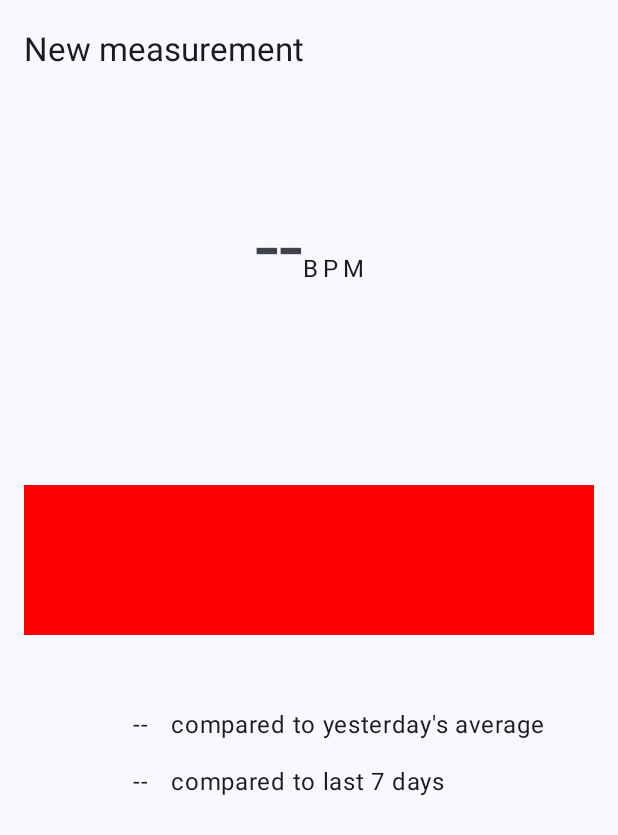
After one commit to Maxr1998/pHeart, an Android app: the MeasureResultsActivity screen opened directly, with no data from a screen before it, on a phone screen of 412 x 824 dp. The commit adds this screen. Shown: the top 835 px of the screen. Run offline under Robolectric (Android 15) with nearby library versions, the phone set to English and light mode, and no system bars.

Commit message:
WIP MeasureResultsActivity

```diff
--- a/app/src/main/kotlin/edu/uaux/pheart/database/Measurement.kt
+++ b/app/src/main/kotlin/edu/uaux/pheart/database/Measurement.kt
@@ -1,17 +1,20 @@
 package edu.uaux.pheart.database
 
+import android.os.Parcelable
 import androidx.room.ColumnInfo
 import androidx.room.Entity
 import androidx.room.PrimaryKey
+import kotlinx.parcelize.Parcelize
 import java.time.ZoneId
 import java.time.ZonedDateTime
 
+@Parcelize
 @Entity(tableName = "user")
 data class Measurement(
     @PrimaryKey val timestamp: ZonedDateTime,
     @ColumnInfo(name = "bpm") val bpm: Int,
     @ColumnInfo(name = "activity_level") val activityLevel: ActivityLevel,
-) {
+): Parcelable {
     companion object {
         fun createNow(bpm: Int, activityLevel: ActivityLevel): Measurement {
             return Measurement(ZonedDateTime.now(ZoneId.systemDefault()), bpm, activityLevel)
--- a/app/src/main/kotlin/edu/uaux/pheart/measure/MeasureActivity.kt
+++ b/app/src/main/kotlin/edu/uaux/pheart/measure/MeasureActivity.kt
@@ -1,8 +1,10 @@
 package edu.uaux.pheart.measure
 
 import android.annotation.SuppressLint
+import android.content.Intent
 import android.graphics.PointF
 import android.os.Bundle
+import android.widget.Button
 import android.widget.TextView
 import android.widget.Toast
 import androidx.appcompat.app.AppCompatActivity
@@ -13,11 +15,16 @@ import androidx.core.content.ContextCompat
 import com.google.mlkit.vision.face.Face
 import edu.uaux.pheart.R
 import edu.uaux.pheart.database.ActivityLevel
+import edu.uaux.pheart.database.Measurement
+import edu.uaux.pheart.database.MeasurementDao
 import edu.uaux.pheart.measure.MeasureSettingsViewModel.Companion.DEFAULT_DURATION
 import edu.uaux.pheart.util.ext.getParcelableCompat
+import org.koin.core.component.KoinComponent
+import org.koin.core.component.inject
+import java.time.ZonedDateTime
 import java.util.concurrent.Executor
 
-class MeasureActivity : AppCompatActivity(), FacialHeartRateAnalyzer.Callback {
+class MeasureActivity : AppCompatActivity(), FacialHeartRateAnalyzer.Callback, KoinComponent {
 
     companion object {
         const val EXTRA_MEASUREMENT_TYPE = "edu.uaux.pheart.measure.EXTRA_MEASUREMENT_TYPE"
@@ -29,6 +36,8 @@ class MeasureActivity : AppCompatActivity(), FacialHeartRateAnalyzer.Callback {
         startCamera()
     }
 
+    private val measurementDao: MeasurementDao by inject()
+
     private lateinit var measurementType: MeasurementType
     private lateinit var activityLevel: ActivityLevel
     private var measurementDuration: Int = DEFAULT_DURATION
@@ -36,6 +45,7 @@ class MeasureActivity : AppCompatActivity(), FacialHeartRateAnalyzer.Callback {
     private lateinit var statusText: TextView
     private lateinit var cameraPreview: PreviewView
     private lateinit var overlay: OverlayView
+    private lateinit var saveButton: Button
 
     override fun onCreate(savedInstanceState: Bundle?) {
         super.onCreate(savedInstanceState)
@@ -52,6 +62,11 @@ class MeasureActivity : AppCompatActivity(), FacialHeartRateAnalyzer.Callback {
 
         // Requests camera permissions and starts the camera when the permission has been granted
         permissionHelper.requireCameraPermission()
+
+        saveButton = findViewById(R.id.button_save_measurement)
+        saveButton.setOnClickListener {
+            onSaveMeasurement()
+        }
     }
 
     private fun startCamera() {
@@ -115,4 +130,14 @@ class MeasureActivity : AppCompatActivity(), FacialHeartRateAnalyzer.Callback {
         super.onRequestPermissionsResult(requestCode, permissions, grantResults)
         permissionHelper.handlePermissionsResult(requestCode, permissions, grantResults)
     }
+
+    private fun onSaveMeasurement() {
+        val measurement = Measurement(ZonedDateTime.now().plusDays(180), 80, ActivityLevel.LIGHT_EXERCISE)
+        measurementDao.insert(measurement)
+
+        val intent = Intent(this, MeasureResultsActivity::class.java)
+        intent.putExtra(MeasureResultsActivity.EXTRA_MEASUREMENT, measurement)
+
+        startActivity(intent)
+    }
 }
--- /dev/null
+++ b/app/src/main/kotlin/edu/uaux/pheart/measure/MeasureResultsActivity.kt
@@ -0,0 +1,55 @@
+package edu.uaux.pheart.measure
+
+import android.os.Bundle
+import android.widget.TextView
+import androidx.activity.viewModels
+import androidx.appcompat.app.AppCompatActivity
+import edu.uaux.pheart.R
+import edu.uaux.pheart.database.Measurement
+import java.time.format.DateTimeFormatter
+import java.util.Locale
+
+class MeasureResultsActivity : AppCompatActivity() {
+
+    companion object {
+        const val EXTRA_MEASUREMENT = "edu.uaux.pheart.measure.EXTRA_MEASUREMENT"
+    }
+
+    private val viewModel: MeasureResultsViewModel by viewModels()
+
+    private lateinit var bpmTextView: TextView
+    private lateinit var measurementDateTextView: TextView
+    private lateinit var comparedToYesterdayTextView: TextView
+    private lateinit var comparedToLast7DaysTextView: TextView
+
+    private val timeFormat = DateTimeFormatter.ofPattern("HH:mm", Locale.getDefault())
+    private val dateFormat = DateTimeFormatter.ofPattern("dd. MMM", Locale.getDefault())
+
+    override fun onCreate(savedInstanceState: Bundle?) {
+        super.onCreate(savedInstanceState)
+        setContentView(R.layout.activity_measure_results)
+
+        bpmTextView = findViewById(R.id.bpm_value_text)
+        measurementDateTextView = findViewById(R.id.measurement_date_text)
+        comparedToYesterdayTextView = findViewById(R.id.compare_yesterday_average_value)
+        comparedToLast7DaysTextView = findViewById(R.id.compare_last_week_average_value)
+
+        val measurement = intent.extras?.getParcelable<Measurement>(EXTRA_MEASUREMENT)
+
+        if (measurement != null) {
+            with(measurement) {
+                bpmTextView.text = bpm.toString()
+                measurementDateTextView.text = "${dateFormat.format(timestamp)}, ${timeFormat.format(timestamp)}"
+                viewModel.readMeasurementResults(measurement)
+            }
+        }
+
+        viewModel.comparedToYesterday.observe(this) { comparedToYesterday ->
+            comparedToYesterdayTextView.text = "%+d".format(comparedToYesterday)
+        }
+
+        viewModel.comparedToLast7Days.observe(this) { comparedToLast7Days ->
+            comparedToLast7DaysTextView.text = "%+d".format(comparedToLast7Days)
+        }
+    }
+}
--- /dev/null
+++ b/app/src/main/kotlin/edu/uaux/pheart/measure/MeasureResultsViewModel.kt
@@ -0,0 +1,30 @@
+package edu.uaux.pheart.measure
+
+import android.app.Application
+import android.widget.Toast
+import androidx.lifecycle.AndroidViewModel
+import androidx.lifecycle.LiveData
+import androidx.lifecycle.MutableLiveData
+import edu.uaux.pheart.database.Measurement
+
+class MeasureResultsViewModel(app: Application): AndroidViewModel(app) {
+    private val _comparedToYesterday = MutableLiveData<Int>()
+    val comparedToYesterday: LiveData<Int> = _comparedToYesterday
+
+    private val _comparedToLast7Days = MutableLiveData<Int>()
+    val comparedToLast7Days: LiveData<Int> = _comparedToLast7Days
+
+    private var initialized = false
+
+    fun readMeasurementResults(measurement: Measurement) {
+        if (initialized) {
+            Toast.makeText(getApplication(), "Already initialized", Toast.LENGTH_SHORT).show()
+            return
+        }
+
+        _comparedToYesterday.value = 12 // TODO
+        _comparedToLast7Days.value = 6 // TODO
+
+        initialized = true
+    }
+}
--- /dev/null
+++ b/app/src/main/res/layout/activity_measure_results.xml
@@ -0,0 +1,135 @@
+<?xml version="1.0" encoding="utf-8"?>
+<androidx.constraintlayout.widget.ConstraintLayout xmlns:android="http://schemas.android.com/apk/res/android"
+    xmlns:app="http://schemas.android.com/apk/res-auto"
+    xmlns:tools="http://schemas.android.com/tools"
+    android:layout_width="match_parent"
+    android:layout_height="match_parent"
+    tools:context=".measure.MeasureResultsActivity">
+
+
+    <com.google.android.material.appbar.AppBarLayout
+        android:id="@+id/appBarLayout"
+        android:layout_width="match_parent"
+        android:layout_height="wrap_content"
+        app:layout_constraintTop_toTopOf="parent">
+
+        <com.google.android.material.appbar.MaterialToolbar
+            android:id="@+id/topAppBar"
+            android:layout_width="match_parent"
+            android:layout_height="?attr/actionBarSize"
+            app:title="@string/title_new_measurement" />
+
+    </com.google.android.material.appbar.AppBarLayout>
+
+    <TextView
+        android:id="@+id/bpm_value_text"
+        style="@style/TextAppearance.Material3.DisplayLarge"
+        android:layout_width="wrap_content"
+        android:layout_height="wrap_content"
+        android:layout_marginTop="60dp"
+        android:text="--"
+        app:layout_constraintEnd_toStartOf="@id/bpm_unit_text"
+        app:layout_constraintHorizontal_chainStyle="packed"
+        app:layout_constraintStart_toStartOf="parent"
+        app:layout_constraintTop_toBottomOf="@id/appBarLayout" />
+
+    <TextView
+        android:id="@+id/bpm_unit_text"
+        style="@style/TextAppearance.Material3.BodyLarge"
+        android:layout_width="wrap_content"
+        android:layout_height="wrap_content"
+        android:letterSpacing="0.2"
+        android:text="@string/bpm_unit"
+        app:layout_constraintBaseline_toBaselineOf="@id/bpm_value_text"
+        app:layout_constraintEnd_toEndOf="parent"
+        app:layout_constraintStart_toEndOf="@id/bpm_value_text" />
+
+    <TextView
+        android:id="@+id/measurement_date_text"
+        style="@style/TextAppearance.Material3.HeadlineMedium"
+        android:layout_width="wrap_content"
+        android:layout_height="wrap_content"
+        android:layout_marginTop="48dp"
+        android:letterSpacing="0.05"
+        android:text=""
+        app:layout_constraintEnd_toEndOf="parent"
+        app:layout_constraintStart_toStartOf="parent"
+        app:layout_constraintTop_toBottomOf="@id/bpm_unit_text" />
+
+
+    <View
+        android:id="@+id/resting_rating_graph"
+        android:layout_width="0dp"
+        android:layout_height="100dp"
+
+        android:layout_marginHorizontal="16dp"
+        android:layout_marginVertical="48dp"
+
+        android:background="#ff0000"
+
+        app:layout_constraintEnd_toEndOf="parent"
+        app:layout_constraintStart_toStartOf="parent"
+        app:layout_constraintTop_toBottomOf="@id/measurement_date_text" />
+
+    <!-- TODO add textviews for the other measurements -->
+
+
+    <TextView
+        android:id="@+id/compare_yesterday_average_value"
+        style="@style/TextAppearance.Material3.BodyLarge"
+        android:layout_width="48sp"
+        android:layout_height="wrap_content"
+        android:gravity="end"
+        android:text="--"
+        app:layout_constraintEnd_toStartOf="@id/compare_yesterday_average_text"
+        app:layout_constraintHorizontal_chainStyle="packed"
+        app:layout_constraintStart_toStartOf="parent"
+        app:layout_constraintTop_toTopOf="@id/compare_yesterday_average_text" />
+
+
+    <TextView
+        android:id="@+id/compare_yesterday_average_text"
+        style="@style/TextAppearance.Material3.BodyLarge"
+        android:layout_width="wrap_content"
+        android:layout_height="wrap_content"
+        android:layout_marginStart="16dp"
+        android:layout_marginTop="48dp"
+        android:text="@string/compare_yesterday_average"
+
+        app:layout_constraintEnd_toEndOf="parent"
+
+        app:layout_constraintHorizontal_chainStyle="packed"
+        app:layout_constraintStart_toEndOf="@id/compare_yesterday_average_value"
+        app:layout_constraintTop_toBottomOf="@id/resting_rating_graph" />
+
+    <TextView
+        android:id="@+id/compare_last_week_average_value"
+        style="@style/TextAppearance.Material3.BodyLarge"
+        android:layout_width="48sp"
+        android:layout_height="wrap_content"
+        android:gravity="end"
+        android:text="--"
+        app:layout_constraintEnd_toEndOf="@+id/compare_yesterday_average_value"
+        app:layout_constraintTop_toTopOf="@id/compare_last_week_average_text" />
+
+    <TextView
+        android:id="@+id/compare_last_week_average_text"
+        style="@style/TextAppearance.Material3.BodyLarge"
+        android:layout_width="wrap_content"
+        android:layout_height="wrap_content"
+        android:layout_marginTop="16dp"
+        android:text="@string/compare_last_week_average"
+
+        app:layout_constraintStart_toStartOf="@+id/compare_yesterday_average_text"
+        app:layout_constraintTop_toBottomOf="@id/compare_yesterday_average_text" />
+
+    <androidx.constraintlayout.widget.Group
+        android:id="@+id/resting_view_group"
+        android:layout_width="wrap_content"
+        android:layout_height="wrap_content"
+        android:visibility="visible"
+        app:constraint_referenced_ids="compare_last_week_average_value,compare_yesterday_average_value,compare_yesterday_average_text,compare_last_week_average_text,resting_rating_graph" />
+
+
+
+</androidx.constraintlayout.widget.ConstraintLayout>
--- a/app/src/main/res/values/strings.xml
+++ b/app/src/main/res/values/strings.xml
@@ -42,4 +42,7 @@
     <string name="profile_resting_heart_rate_info_text">When you are not engaged in any physical activity or stress your heart rate should be around this level, although it can vary depending on factors such as age, fitness level, and overall health. A lower resting heart rate is generally considered a sign of good cardiovascular health and fitness.</string>
     <string name="profile_exercise_heart_rate_title">Exercise heart rate</string>
     <string name="profile_exercise_heart_rate_info_text">Exercising within this range can improve your cardiovascular fitness, lower your risk of heart disease, and improve overall health. However, it is important to consult with a healthcare professional before starting any exercise program to ensure it is safe and appropriate for you.</string>
+    <string name="bpm_unit">BPM</string>
+    <string name="compare_last_week_average">compared to last 7 days</string>
+    <string name="compare_yesterday_average">compared to yesterday\'s average</string>
 </resources>
```
Also changed, not shown: app/src/main/AndroidManifest.xml (+8 -2 lines).
